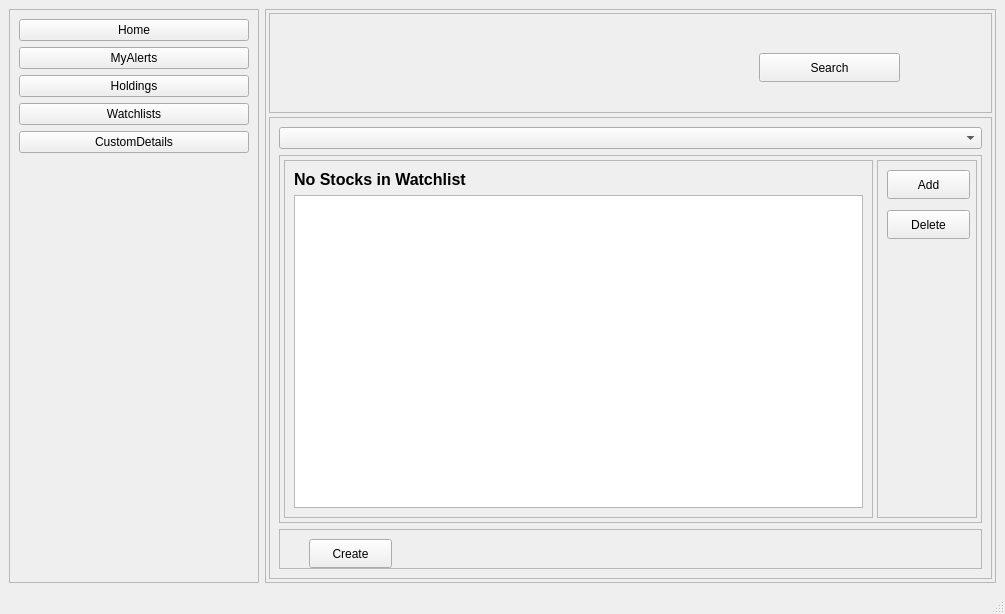
Qt form UIFiles/watchlists.ui (ShubhamMandavkar/TYLiveProjectt-StockAutomationSystem) before a commit.
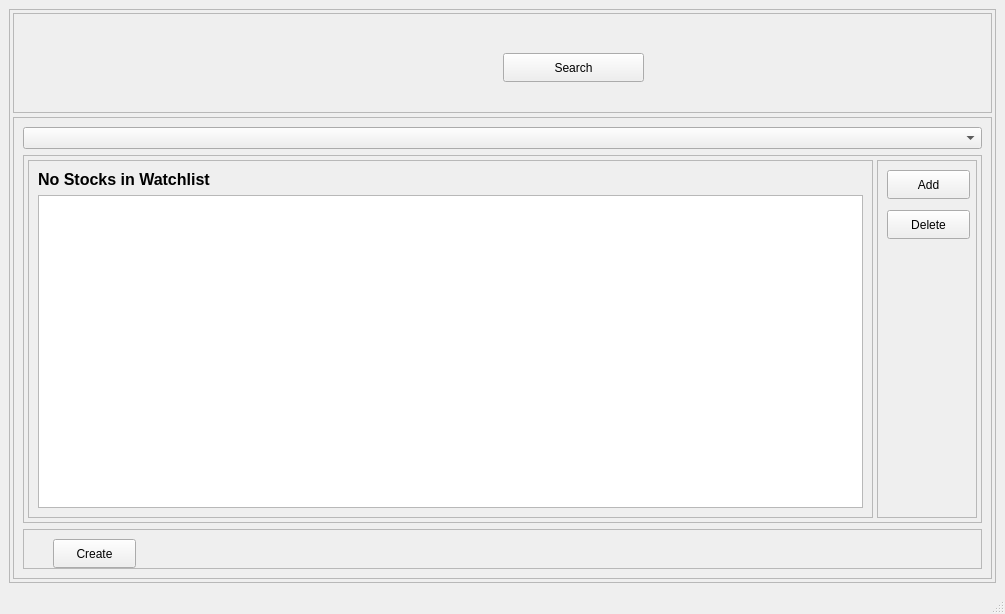
The same form after that commit.

Commit message: changed ui files- remove the navigation panel from all pages except home page

Diff of the .ui file:
```diff
--- a/UIFiles/watchlists.ui
+++ b/UIFiles/watchlists.ui
@@ -15,65 +15,6 @@
   </property>
   <widget class="QWidget" name="centralwidget">
    <layout class="QHBoxLayout" name="horizontalLayout">
-    <item>
-     <widget class="QFrame" name="frmNavBar">
-      <property name="minimumSize">
-       <size>
-        <width>250</width>
-        <height>0</height>
-       </size>
-      </property>
-      <property name="maximumSize">
-       <size>
-        <width>250</width>
-        <height>16777215</height>
-       </size>
-      </property>
-      <property name="frameShape">
-       <enum>QFrame::StyledPanel</enum>
-      </property>
-      <property name="frameShadow">
-       <enum>QFrame::Raised</enum>
-      </property>
-      <layout class="QFormLayout" name="formLayout">
-       <item row="1" column="0" colspan="2">
-        <widget class="QPushButton" name="btnMyAlerts">
-         <property name="text">
-          <string>MyAlerts</string>
-         </property>
-        </widget>
-       </item>
-       <item row="2" column="0" colspan="2">
-        <widget class="QPushButton" name="btnHoldings">
-         <property name="text">
-          <string>Holdings</string>
-         </property>
-        </widget>
-       </item>
-       <item row="4" column="0" colspan="2">
-        <widget class="QPushButton" name="btnCustomDetails">
-         <property name="text">
-          <string>CustomDetails</string>
-         </property>
-        </widget>
-       </item>
-       <item row="3" column="0" colspan="2">
-        <widget class="QPushButton" name="btnWatchlists">
-         <property name="text">
-          <string>Watchlists</string>
-         </property>
-        </widget>
-       </item>
-       <item row="0" column="0" colspan="2">
-        <widget class="QPushButton" name="btnHome">
-         <property name="text">
-          <string>Home</string>
-         </property>
-        </widget>
-       </item>
-      </layout>
-     </widget>
-    </item>
     <item>
      <widget class="QFrame" name="frame_2">
       <property name="frameShape">
```
The commit also changes 17 other files.
